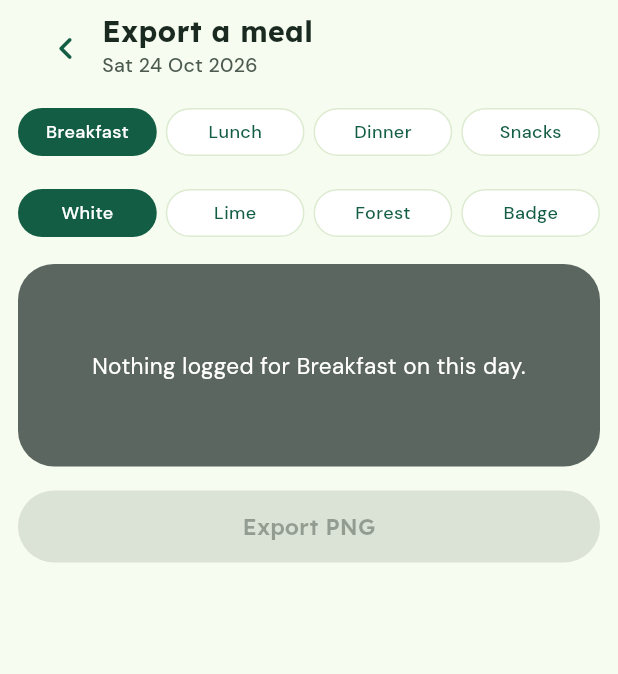
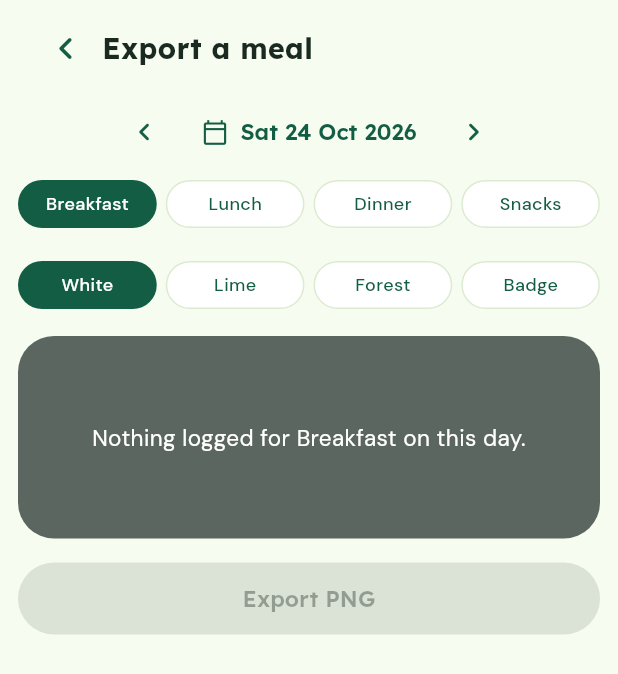
Before and after one commit to leanmuzveba/LIFE-fasting, a Flutter app: the MealExportScreen screen opened directly with empty values, on a phone screen of 412 x 824 dp. Shown: the top 674 px of the screen. Run offline on Flutter 3.47's test engine with Material 3 defaults, Android fonts, the phone set to English and light mode, and no system bars; our stand-ins replace flutter_local_notifications, flutter_riverpod, flutter_svg, image_picker, pedometer, permission_handler and 3 more; missing offline and left inert: health, mobile_scanner; accounts and stored records are empty.

Commit message:
Meal export: pick any day, like the activity export
Co-Authored-By: Claude Opus 5.5 <noreply@anthropic.com>

```diff
--- a/frontend/lib/features/food/meal_export_screen.dart
+++ b/frontend/lib/features/food/meal_export_screen.dart
@@ -7,10 +7,11 @@ import '../../core/theme/app_theme.dart';
 import '../../core/widgets/ruva_kit.dart';
 import '../../domain/food.dart';
 import '../../state/providers.dart';
-import '../today/stats_export_screen.dart' show ExportDate, ExportStyle, sharePng;
+import '../today/stats_export_screen.dart' show DayNav, ExportDate, ExportStyle, sharePng;
 import 'food_labels.dart';
 
-/// One meal's calories, macros and foods in white on a transparent PNG.
+/// One meal's calories, macros and foods in white on a transparent PNG. Any
+/// day can be picked.
 class MealExportScreen extends ConsumerStatefulWidget {
   const MealExportScreen({super.key, required this.day});
   final DateTime day; // local midnight
@@ -20,6 +21,7 @@ class MealExportScreen extends ConsumerStatefulWidget {
 }
 
 class _MealExportScreenState extends ConsumerState<MealExportScreen> {
+  late DateTime _day = widget.day;
   Meal? _meal; // null until entries load: the first meal with food
   ExportStyle _style = ExportStyle.white;
   final _card = GlobalKey();
@@ -28,7 +30,7 @@ class _MealExportScreenState extends ConsumerState<MealExportScreen> {
   Future<void> _export(Meal meal) async {
     setState(() => _busy = true);
     try {
-      await sharePng(_card, 'ruva-${DateFormat('yyyy-MM-dd').format(widget.day)}-${meal.name}.png');
+      await sharePng(_card, 'ruva-${DateFormat('yyyy-MM-dd').format(_day)}-${meal.name}.png');
     } finally {
       if (mounted) setState(() => _busy = false);
     }
@@ -37,7 +39,7 @@ class _MealExportScreenState extends ConsumerState<MealExportScreen> {
   @override
   Widget build(BuildContext context) {
     final l = context.l10n;
-    final entries = ref.watch(diaryDayProvider(widget.day)).value ?? const <FoodEntry>[];
+    final entries = ref.watch(diaryDayProvider(_day)).value ?? const <FoodEntry>[];
     final meal = _meal ?? Meal.values.firstWhere((m) => entries.any((e) => e.meal == m), orElse: () => Meal.breakfast);
     final foods = [
       for (final e in entries)
@@ -64,7 +66,14 @@ class _MealExportScreenState extends ConsumerState<MealExportScreen> {
         child: ListView(
           padding: const EdgeInsets.fromLTRB(12, 0, 12, 32),
           children: [
-            ScreenHeader(title: l.mealExportTitle, subtitle: DateFormat('EEE d MMM y').format(widget.day)),
+            ScreenHeader(title: l.mealExportTitle),
+            DayNav(
+              day: _day,
+              onChanged: (d) => setState(() {
+                _day = d;
+                _meal = null; // the first meal with food that day
+              }),
+            ),
             chips(Meal.values, meal, (m) => mealLabel(l, m), (m) => _meal = m),
             const SizedBox(height: 6),
             chips(ExportStyle.values, _style, (s) => s.label(l), (s) => _style = s),
@@ -84,7 +93,7 @@ class _MealExportScreenState extends ConsumerState<MealExportScreen> {
                     )
                   : RepaintBoundary(
                       key: _card,
-                      child: MealCard(day: widget.day, meal: meal, entries: foods, style: _style),
+                      child: MealCard(day: _day, meal: meal, entries: foods, style: _style),
                     ),
             ),
             const SizedBox(height: 16),
--- a/frontend/lib/features/today/stats_export_screen.dart
+++ b/frontend/lib/features/today/stats_export_screen.dart
@@ -31,18 +31,6 @@ class _StatsExportScreenState extends ConsumerState<StatsExportScreen> {
   final _card = GlobalKey();
   bool _busy = false;
 
-  DateTime get _today {
-    final n = ref.read(clockProvider)().toLocal();
-    return DateTime(n.year, n.month, n.day);
-  }
-
-  void _shift(int days) => setState(() => _day = DateTime(_day.year, _day.month, _day.day + days));
-
-  Future<void> _pick() async {
-    final d = await showDatePicker(context: context, initialDate: _day, firstDate: DateTime(2020), lastDate: _today);
-    if (d != null) setState(() => _day = d);
-  }
-
   Future<void> _export() async {
     setState(() => _busy = true);
     try {
@@ -56,7 +44,6 @@ class _StatsExportScreenState extends ConsumerState<StatsExportScreen> {
   Widget build(BuildContext context) {
     final l = context.l10n;
     final stats = ref.watch(dayStatsProvider(_day)).value;
-    final isToday = !_day.isBefore(_today);
     return Scaffold(
       body: SafeArea(
         child: ListView(
@@ -73,26 +60,7 @@ class _StatsExportScreenState extends ConsumerState<StatsExportScreen> {
               ],
             ),
             const SizedBox(height: 8),
-            Row(
-              mainAxisAlignment: MainAxisAlignment.center,
-              children: [
-                IconButton(
-                  tooltip: l.previousDay,
-                  onPressed: () => _shift(-1),
-                  icon: const Icon(Icons.chevron_left_rounded, color: AppColors.primary),
-                ),
-                TextButton.icon(
-                  onPressed: _pick,
-                  icon: const Icon(Icons.calendar_today_outlined, size: 18),
-                  label: Text(DateFormat('EEE d MMM y').format(_day), semanticsLabel: l.pickDay),
-                ),
-                IconButton(
-                  tooltip: l.nextDay,
-                  onPressed: isToday ? null : () => _shift(1),
-                  icon: const Icon(Icons.chevron_right_rounded, color: AppColors.primary),
-                ),
-              ],
-            ),
+            DayNav(day: _day, onChanged: (d) => setState(() => _day = d)),
             const SizedBox(height: 4),
             Row(
               children: [
@@ -146,6 +114,49 @@ class _StatsExportScreenState extends ConsumerState<StatsExportScreen> {
           ],
         ),
       ),
+    );
+  }
+}
+
+/// ‹ previous day · pick a date · next day › (never past today).
+class DayNav extends ConsumerWidget {
+  const DayNav({super.key, required this.day, required this.onChanged});
+  final DateTime day; // local midnight
+  final ValueChanged<DateTime> onChanged;
+
+  @override
+  Widget build(BuildContext context, WidgetRef ref) {
+    final l = context.l10n;
+    final n = ref.read(clockProvider)().toLocal();
+    final today = DateTime(n.year, n.month, n.day);
+    void shift(int days) => onChanged(DateTime(day.year, day.month, day.day + days));
+    return Row(
+      mainAxisAlignment: MainAxisAlignment.center,
+      children: [
+        IconButton(
+          tooltip: l.previousDay,
+          onPressed: () => shift(-1),
+          icon: const Icon(Icons.chevron_left_rounded, color: AppColors.primary),
+        ),
+        TextButton.icon(
+          onPressed: () async {
+            final d = await showDatePicker(
+              context: context,
+              initialDate: day,
+              firstDate: DateTime(2020),
+              lastDate: today,
+            );
+            if (d != null) onChanged(d);
+          },
+          icon: const Icon(Icons.calendar_today_outlined, size: 18),
+          label: Text(DateFormat('EEE d MMM y').format(day), semanticsLabel: l.pickDay),
+        ),
+        IconButton(
+          tooltip: l.nextDay,
+          onPressed: day.isBefore(today) ? () => shift(1) : null,
+          icon: const Icon(Icons.chevron_right_rounded, color: AppColors.primary),
+        ),
+      ],
     );
   }
 }
```
Also changed, not shown: 1 other file.
